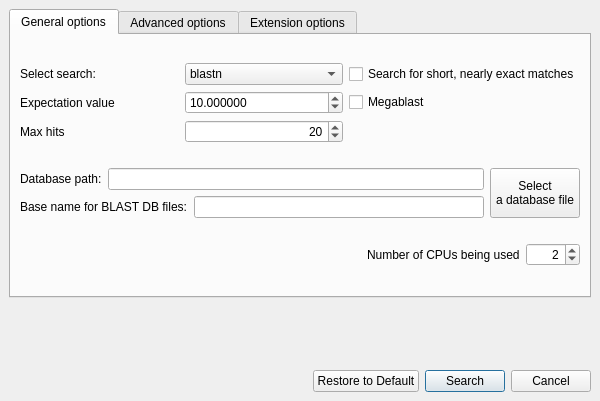
Old version of the form src/plugins/external_tool_support/src/ui/BlastAllSupportDialog.ui in the repository violethaze74/ugene.
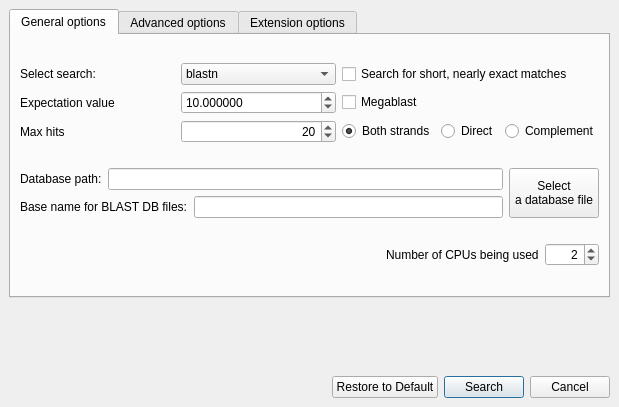
New version of the form.

Commit message: UGENE-2396: add strand support for blastn, blastx and tblastx

The edit to the form file:
```diff
--- a/src/plugins/external_tool_support/src/ui/BlastAllSupportDialog.ui
+++ b/src/plugins/external_tool_support/src/ui/BlastAllSupportDialog.ui
@@ -6,8 +6,8 @@
    <rect>
     <x>0</x>
     <y>0</y>
-    <width>600</width>
-    <height>401</height>
+    <width>619</width>
+    <height>407</height>
    </rect>
   </property>
   <property name="maximumSize">
@@ -145,6 +145,34 @@
            </property>
           </widget>
          </item>
+         <item row="2" column="2">
+          <layout class="QHBoxLayout" name="horizontalLayout_8">
+           <item>
+            <widget class="QRadioButton" name="bothStrandsButton">
+             <property name="text">
+              <string>Both strands</string>
+             </property>
+             <property name="checked">
+              <bool>true</bool>
+             </property>
+            </widget>
+           </item>
+           <item>
+            <widget class="QRadioButton" name="directStrandButton">
+             <property name="text">
+              <string>Direct</string>
+             </property>
+            </widget>
+           </item>
+           <item>
+            <widget class="QRadioButton" name="complStrandButton">
+             <property name="text">
+              <string>Complement</string>
+             </property>
+            </widget>
+           </item>
+          </layout>
+         </item>
         </layout>
        </item>
        <item>
```
The commit also changes 7 other files.
